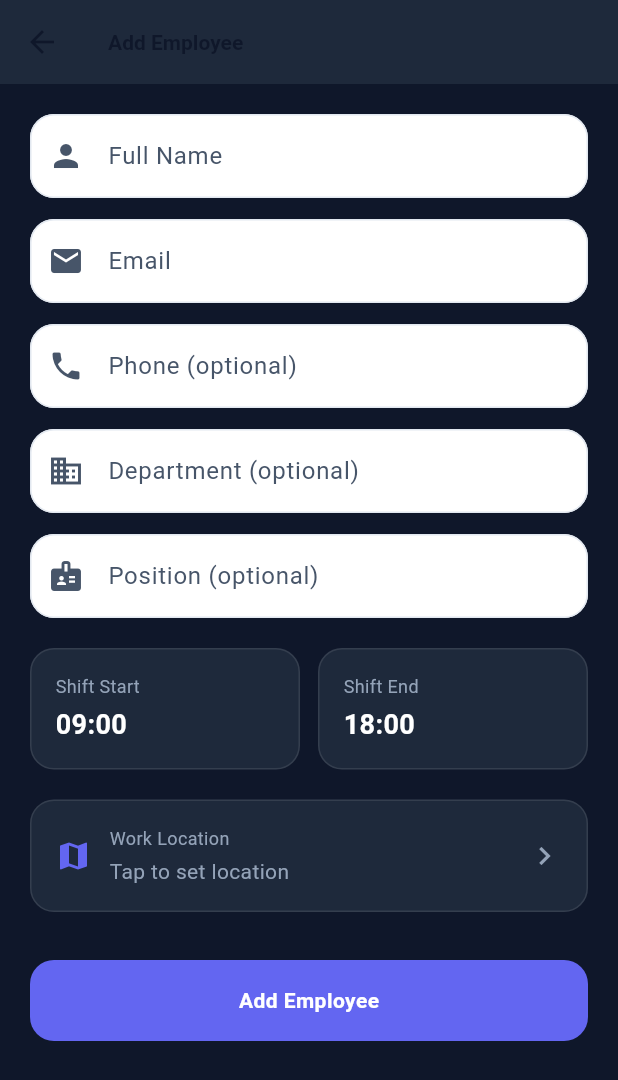
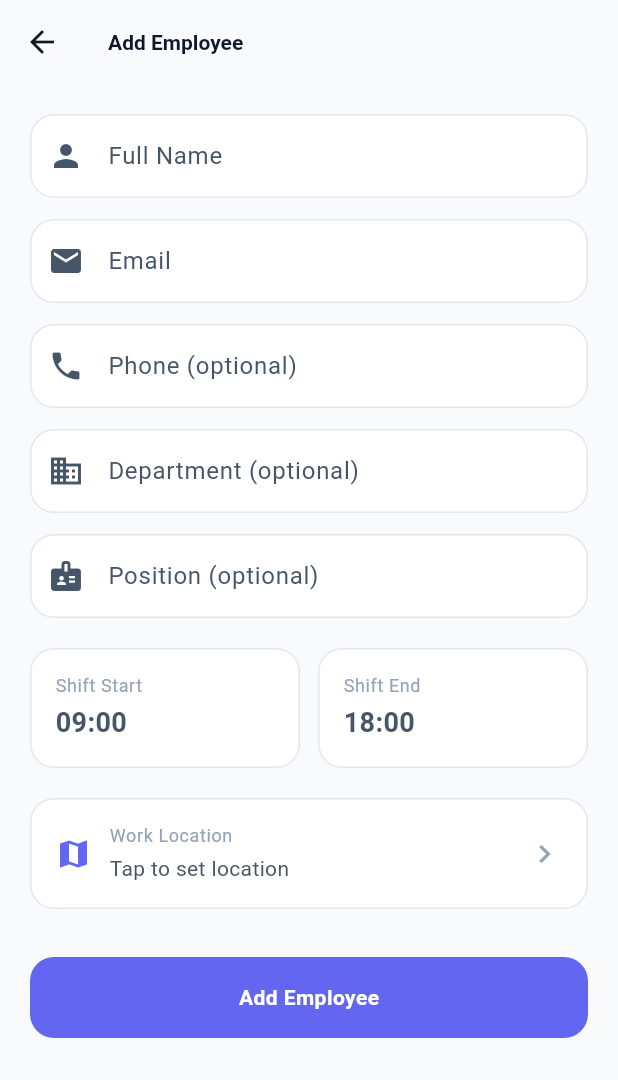
Before and after one commit to Aniudupa15/WorkTrack, a Flutter app: the AddEditEmployee screen opened directly with empty values, on a phone screen of 412 x 824 dp. Shown: the top 1080 px of the screen. Run offline on Flutter 3.47's test engine with Material 3 defaults, Android fonts, the phone set to English and light mode, and no system bars; our stand-ins replace cloud_firestore, cloud_functions, firebase_auth, firebase_core, firebase_messaging, firebase_storage and 8 more; accounts and stored records are empty.

Commit message:
feat(ui): finish design-system migration for all admin & attendance screens
Re-skin admin_analytics, attendance_logs, add_edit_employee,
work_location_picker, and mark_attendance onto theme tokens and shared widgets.
Every screen now derives its colors from the AppColors ThemeExtension, so the
whole app renders consistently in both light and dark. Analytics chart, log
expansion tiles, and the map picker's geofence/controls use semantic tokens.

All 14 screens migrated. flutter analyze: 0 issues; flutter test: passing.

Co-Authored-By: Claude Opus 4.8 <noreply@anthropic.com>

```diff
--- a/attendance_app/lib/features/admin/add_edit_employee.dart
+++ b/attendance_app/lib/features/admin/add_edit_employee.dart
@@ -1,6 +1,8 @@
 import 'package:flutter/material.dart';
 import 'package:attendance_app/core/di/injection.dart';
 import 'package:attendance_app/core/error/app_exception.dart';
+import 'package:attendance_app/core/theme/app_colors.dart';
+import 'package:attendance_app/core/theme/app_spacing.dart';
 import 'package:attendance_app/domain/repositories/employee_repository.dart';
 import 'package:attendance_app/data/models/user_model.dart';
 import 'package:attendance_app/features/admin/work_location_picker.dart';
@@ -148,7 +150,7 @@ class _AddEditEmployeeState extends State<AddEditEmployee> {
         ScaffoldMessenger.of(context).showSnackBar(
           SnackBar(
             content: Text(message),
-            backgroundColor: const Color(0xFFDC2626),
+            backgroundColor: context.colors.danger,
           ),
         );
       }
@@ -159,14 +161,11 @@ class _AddEditEmployeeState extends State<AddEditEmployee> {
 
   @override
   Widget build(BuildContext context) {
+    final colors = context.colors;
     return Scaffold(
-      backgroundColor: const Color(0xFF0F172A),
-      appBar: AppBar(
-        title: Text(_isEdit ? 'Edit Employee' : 'Add Employee'),
-        backgroundColor: const Color(0xFF1E293B),
-      ),
+      appBar: AppBar(title: Text(_isEdit ? 'Edit Employee' : 'Add Employee')),
       body: SingleChildScrollView(
-        padding: const EdgeInsets.all(20),
+        padding: const EdgeInsets.all(AppSpacing.xl),
         child: Form(
           key: _formKey,
           child: Column(
@@ -218,43 +217,40 @@ class _AddEditEmployeeState extends State<AddEditEmployee> {
                 onTap: _pickLocation,
                 child: Container(
                   width: double.infinity,
-                  padding: const EdgeInsets.all(16),
+                  padding: const EdgeInsets.all(AppSpacing.lg),
                   decoration: BoxDecoration(
-                    color: const Color(0xFF1E293B),
-                    borderRadius: BorderRadius.circular(16),
-                    border: Border.all(color: Colors.white.withAlpha(25)),
+                    color: colors.surface,
+                    borderRadius: BorderRadius.circular(AppRadius.lg),
+                    border: Border.all(color: colors.border),
                   ),
                   child: Row(
                     children: [
-                      const Icon(Icons.map, color: Color(0xFF6366F1)),
-                      const SizedBox(width: 12),
+                      Icon(Icons.map, color: colors.brand),
+                      const SizedBox(width: AppSpacing.md),
                       Expanded(
                         child: Column(
                           crossAxisAlignment: CrossAxisAlignment.start,
                           children: [
-                            const Text(
+                            Text(
                               'Work Location',
-                              style: TextStyle(
-                                color: Color(0xFF94A3B8),
-                                fontSize: 12,
-                              ),
+                              style: Theme.of(context).textTheme.bodySmall,
                             ),
-                            const SizedBox(height: 4),
+                            const SizedBox(height: AppSpacing.xs),
                             Text(
                               _workLocation != null
                                   ? '${_workLocation!["address"] ?? "Set"} (${(_workLocation!["radius"] as num?)?.round() ?? 100}m)'
                                   : 'Tap to set location',
                               style: TextStyle(
                                 color: _workLocation != null
-                                    ? Colors.white
-                                    : const Color(0xFF94A3B8),
+                                    ? colors.textPrimary
+                                    : colors.textSecondary,
                                 fontSize: 14,
                               ),
                             ),
                           ],
                         ),
                       ),
-                      const Icon(Icons.chevron_right, color: Color(0xFF94A3B8)),
+                      Icon(Icons.chevron_right, color: colors.textTertiary),
                     ],
                   ),
                 ),
@@ -263,12 +259,12 @@ class _AddEditEmployeeState extends State<AddEditEmployee> {
               ElevatedButton(
                 onPressed: _saving ? null : _save,
                 child: _saving
-                    ? const SizedBox(
+                    ? SizedBox(
                         width: 20,
                         height: 20,
                         child: CircularProgressIndicator(
                           strokeWidth: 2,
-                          color: Colors.white,
+                          color: colors.onBrand,
                         ),
                       )
                     : Text(_isEdit ? 'Save Changes' : 'Add Employee'),
@@ -290,7 +286,6 @@ class _AddEditEmployeeState extends State<AddEditEmployee> {
     return TextFormField(
       controller: ctrl,
       keyboardType: keyboard,
-      style: const TextStyle(color: Colors.white),
       decoration: InputDecoration(labelText: label, prefixIcon: Icon(icon)),
       validator: required
           ? (v) => v == null || v.trim().isEmpty ? 'Required' : null
@@ -299,30 +294,24 @@ class _AddEditEmployeeState extends State<AddEditEmployee> {
   }
 
   Widget _timeTile(String label, String value, VoidCallback onTap) {
+    final colors = context.colors;
     return GestureDetector(
       onTap: onTap,
       child: Container(
-        padding: const EdgeInsets.all(16),
+        padding: const EdgeInsets.all(AppSpacing.lg),
         decoration: BoxDecoration(
-          color: const Color(0xFF1E293B),
-          borderRadius: BorderRadius.circular(16),
-          border: Border.all(color: Colors.white.withAlpha(25)),
+          color: colors.surface,
+          borderRadius: BorderRadius.circular(AppRadius.lg),
+          border: Border.all(color: colors.border),
         ),
         child: Column(
           crossAxisAlignment: CrossAxisAlignment.start,
           children: [
-            Text(
-              label,
-              style: const TextStyle(color: Color(0xFF94A3B8), fontSize: 12),
-            ),
-            const SizedBox(height: 4),
+            Text(label, style: Theme.of(context).textTheme.bodySmall),
+            const SizedBox(height: AppSpacing.xs),
             Text(
               value,
-              style: const TextStyle(
-                color: Colors.white,
-                fontSize: 18,
-                fontWeight: FontWeight.bold,
-              ),
+              style: const TextStyle(fontSize: 18, fontWeight: FontWeight.bold),
             ),
           ],
         ),
--- a/attendance_app/lib/features/admin/admin_analytics.dart
+++ b/attendance_app/lib/features/admin/admin_analytics.dart
@@ -42,8 +42,10 @@ class _AdminAnalyticsState extends State<AdminAnalytics> {
 
   void _changeMonth(int delta) {
     setState(() {
-      _selectedMonth =
-          DateTime(_selectedMonth.year, _selectedMonth.month + delta);
+      _selectedMonth = DateTime(
+        _selectedMonth.year,
+        _selectedMonth.month + delta,
+      );
     });
     _loadData();
   }
--- a/attendance_app/lib/features/employee/leave_request.dart
+++ b/attendance_app/lib/features/employee/leave_request.dart
@@ -217,10 +217,7 @@ class _LeaveRequestState extends State<LeaveRequest> {
           children: [
             Text(label, style: Theme.of(context).textTheme.bodySmall),
             const SizedBox(height: AppSpacing.xs),
-            Text(
-              value,
-              style: const TextStyle(fontWeight: FontWeight.bold),
-            ),
+            Text(value, style: const TextStyle(fontWeight: FontWeight.bold)),
           ],
         ),
       ),
```
Also changed, not shown: attendance_app/lib/core/theme/app_theme.dart (+8 -4 lines), attendance_app/lib/core/widgets/app_skeleton.dart (+3 -9 lines), attendance_app/lib/core/widgets/error_state.dart (+6 -7 lines), attendance_app/lib/core/widgets/section_header.dart (+3 -4 lines), attendance_app/lib/features/admin/admin_dashboard.dart (+14 -14 lines), attendance_app/lib/features/admin/attendance_logs.dart (+36 -21 lines), attendance_app/lib/features/admin/leave_management.dart (+4 -6 lines), attendance_app/lib/features/admin/work_location_picker.dart (+27 -38 lines), attendance_app/lib/features/auth/login_screen.dart (+6 -3 lines), attendance_app/lib/features/employee/employee_dashboard.dart (+3 -7 lines), attendance_app/lib/features/employee/mark_attendance.dart (+2 -7 lines), attendance_app/lib/features/employee/my_attendance.dart (+21 -9 lines), attendance_app/lib/features/employee/my_leaves.dart (+3 -4 lines).
